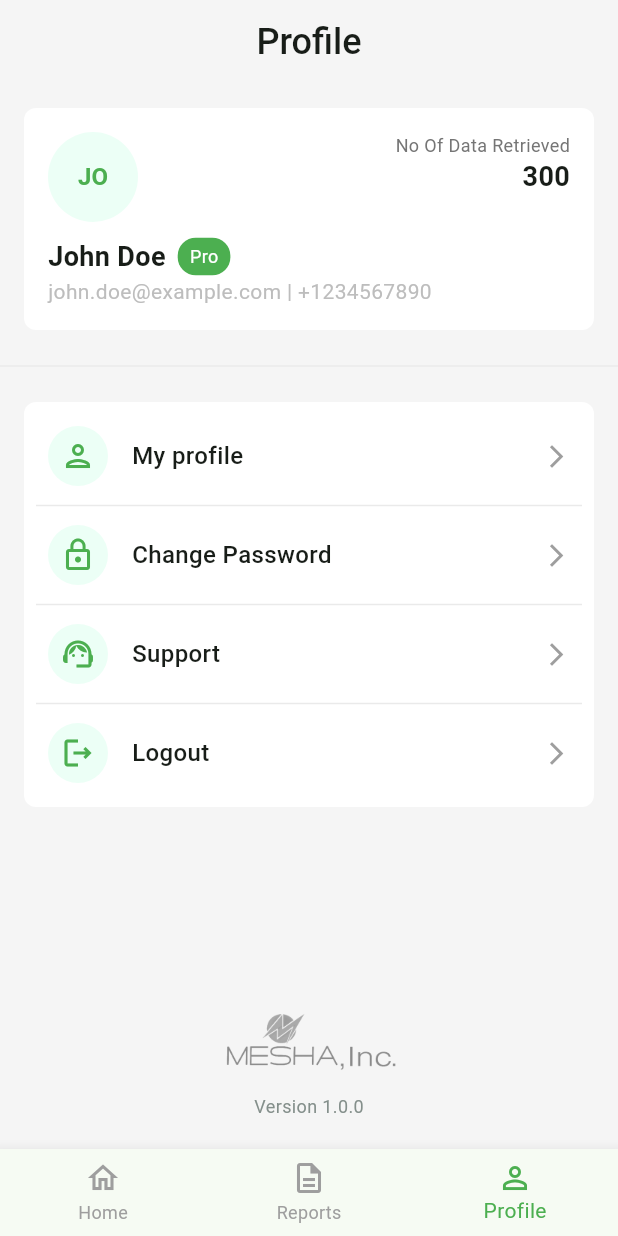
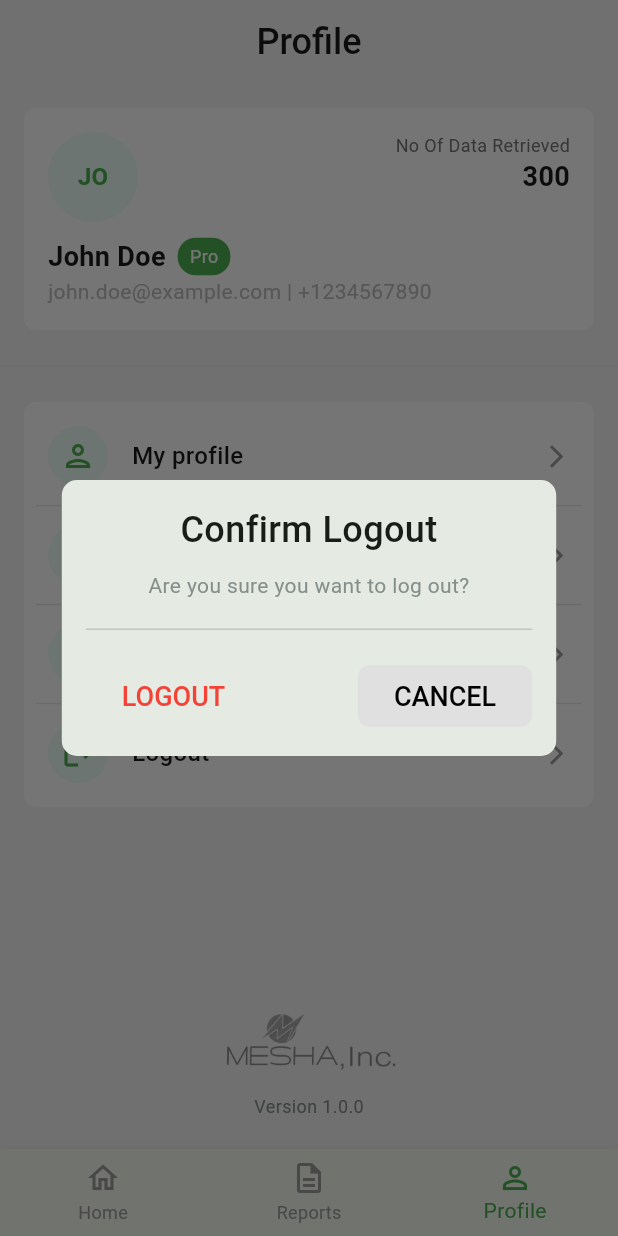
Before and after one commit to mYashavanth/mesha_bluetooth_app, a Flutter app: the ProfileScreen screen opened by its route, item 3 of the bottom bar chosen, after a tap on "Logout", on a phone screen of 412 x 824 dp. Run offline on Flutter 3.47's test engine with Material 3 defaults, Android fonts, the phone set to English and light mode, and no system bars; our stand-ins replace flutter_svg.

Commit message:
completed with profile section

```diff
--- a/lib/views/profile.dart
+++ b/lib/views/profile.dart
@@ -101,6 +101,110 @@ class _ProfileScreenState extends State<ProfileScreen> {
           ),
         ),
       ),
+    );
+  }
+
+  void _showLogoutDialog(BuildContext context) {
+    showDialog(
+      context: context,
+      builder: (BuildContext context) {
+        return Dialog(
+          shape: RoundedRectangleBorder(
+            borderRadius: BorderRadius.circular(10.0),
+          ),
+          child: Container(
+            width:
+                MediaQuery.of(context).size.width * 0.8, // 80% of screen width
+            padding: const EdgeInsets.all(16.0),
+            child: Column(
+              mainAxisSize: MainAxisSize.min,
+              children: [
+                // Title
+                Text(
+                  "Confirm Logout",
+                  style: const TextStyle(
+                    fontSize: 24,
+                    fontWeight: FontWeight.w500,
+                  ),
+                  textAlign: TextAlign.center,
+                ),
+                const SizedBox(height: 10),
+
+                // Content
+                Text(
+                  "Are you sure you want to log out?",
+                  style: const TextStyle(
+                    fontSize: 14,
+                    fontWeight: FontWeight.w400,
+                    color: Color(0xFF848F8B),
+                  ),
+                  textAlign: TextAlign.center,
+                ),
+                const SizedBox(height: 20),
+
+                // Full-width Divider
+                SizedBox(
+                  width: MediaQuery.of(context).size.width,
+                  child: const Divider(
+                    height: 0,
+                  ),
+                ),
+                const SizedBox(height: 20),
+
+                // Buttons
+                Row(
+                  mainAxisAlignment: MainAxisAlignment.spaceBetween,
+                  children: [
+                    // Logout Button
+                    OutlinedButton(
+                      onPressed: () {
+                        Navigator.of(context).pop(); // Close the dialog
+                        // Perform logout logic here
+                      },
+                      style: OutlinedButton.styleFrom(
+                        side: const BorderSide(color: Colors.transparent),
+                        backgroundColor: Colors.transparent,
+                      ),
+                      child: const Text(
+                        "LOGOUT",
+                        style: TextStyle(
+                          fontSize: 18,
+                          fontWeight: FontWeight.w500,
+                          color: Colors.red,
+                        ),
+                      ),
+                    ),
+                    // Cancel Button
+                    TextButton(
+                      onPressed: () {
+                        Navigator.of(context).pop(); // Close the dialog
+                      },
+                      style: TextButton.styleFrom(
+                        padding: const EdgeInsets.symmetric(
+                          vertical: 10,
+                          horizontal: 24,
+                        ),
+                        shape: RoundedRectangleBorder(
+                          borderRadius: BorderRadius.circular(8.0),
+                        ),
+                        backgroundColor: Colors.grey.shade300,
+                        foregroundColor: Colors.black,
+                      ),
+                      child: const Text(
+                        "CANCEL",
+                        style: TextStyle(
+                          fontSize: 18,
+                          fontWeight: FontWeight.w500,
+                        ),
+                      ),
+                    ),
+                  ],
+                ),
+              ],
+            ),
+          ),
+        );
+      },
     );
   }
 
@@ -278,6 +382,7 @@ class _ProfileScreenState extends State<ProfileScreen> {
                   NavigationCard(
                       onTap: () {
                         print("Logout clicked!");
+                        _showLogoutDialog(context);
                       },
                       title: 'Logout',
                       icon: Icons.logout_outlined),
```
